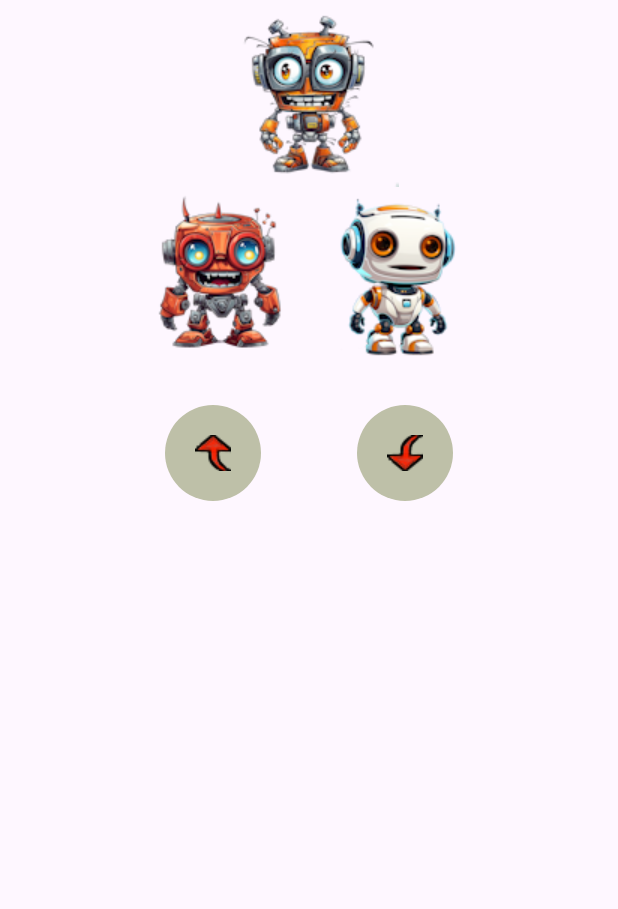
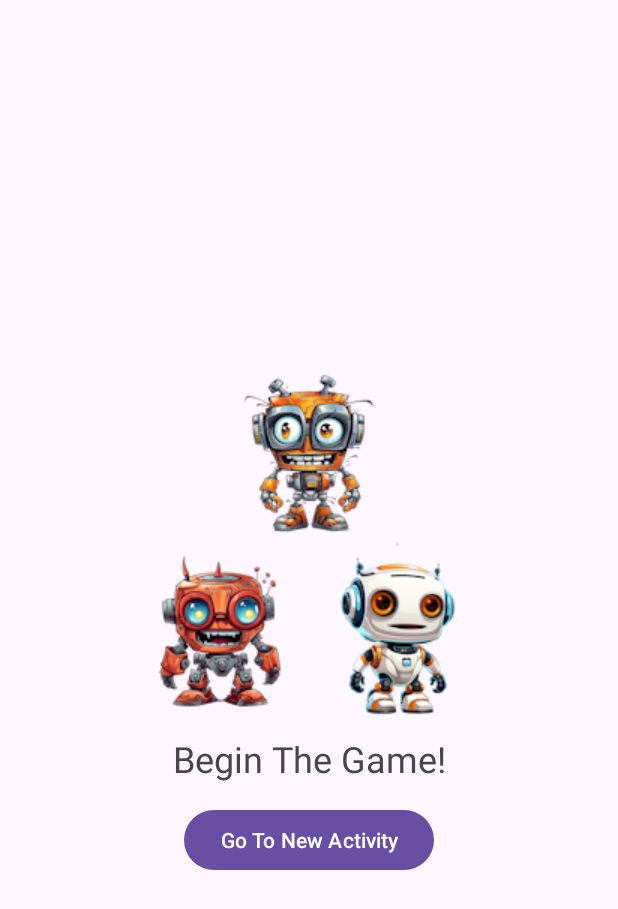
Before and after one commit to CJByrne44/CSE-3200, an Android app: the screen it shows after launch (MainActivity), on a phone screen of 412 x 824 dp. Shown: the top 909 px of the screen. Run offline under Robolectric (Android 15) with nearby library versions, the phone set to English and light mode, and no system bars; 1 statement that could not run was skipped.

Commit message:
Copied over changes files to branch

```diff
--- a/Robots/app/build.gradle.kts
+++ b/Robots/app/build.gradle.kts
@@ -36,8 +36,10 @@ dependencies {
 
     implementation("androidx.core:core-ktx:1.9.0")
     implementation("androidx.appcompat:appcompat:1.6.1")
-    implementation("com.google.android.material:material:1.8.0")
+    implementation("com.google.android.material:material:1.9.0")
     implementation("androidx.constraintlayout:constraintlayout:2.1.4")
+    implementation("androidx.lifecycle:lifecycle-viewmodel-ktx:2.6.2")
+    implementation("androidx.activity:activity-ktx:1.4.0")
     testImplementation("junit:junit:4.13.2")
     androidTestImplementation("androidx.test.ext:junit:1.1.5")
     androidTestImplementation("androidx.test.espresso:espresso-core:3.5.1")
--- a/Robots/app/src/main/AndroidManifest.xml
+++ b/Robots/app/src/main/AndroidManifest.xml
@@ -13,6 +13,9 @@
         android:theme="@style/Theme.Robots"
         tools:targetApi="31">
         <activity
+            android:name=".RobotPurchase"
+            android:exported="false" />
+        <activity
             android:name=".MainActivity"
             android:exported="true">
             <intent-filter>
--- a/Robots/app/src/main/java/com/ConnerByrne/robots/MainActivity.kt
+++ b/Robots/app/src/main/java/com/ConnerByrne/robots/MainActivity.kt
@@ -1,52 +1,94 @@
 package com.ConnerByrne.robots
 
+import android.os.Bundle
+import android.util.Log
+import android.view.View
+import android.widget.Button
+import android.widget.ImageView
+import android.widget.TextView
+import androidx.activity.viewModels
 import androidx.appcompat.app.AppCompatActivity
-import android.os.Bundle
-import android.view.View
-import android.widget.ImageView
+
+private const val TAG = "MainActivity"
 
 class MainActivity : AppCompatActivity() {
+    private lateinit var redBotImg : ImageView
+    private lateinit var whiteBotImg : ImageView
+    private lateinit var yellowBotImg : ImageView
+    private lateinit var messageBox : TextView
+    private lateinit var reward_button : Button
 
-    private lateinit var redImage : ImageView
-    private lateinit var whiteImage : ImageView
-    private lateinit var yellowImage : ImageView
-    private lateinit var rotateClockImage : ImageView
-    private lateinit var rotateCounterImage : ImageView
-    var turnCount = -1
-    override fun onCreate(savedInstanceState: Bundle?) {
+    private lateinit var robotImages : MutableList<ImageView>
+
+    private val robots = listOf(
+        Robot(R.string.red_robot_msg, false,
+            R.drawable.king_of_detroit_robot_red_large, R.drawable.king_of_detroit_robot_red_small, 0),
+        Robot(R.string.white_robot_msg, false,
+            R.drawable.king_of_detroit_robot_white_large, R.drawable.king_of_detroit_robot_white_small, 0),
+        Robot(R.string.yellow_robot_msg, false,
+            R.drawable.king_of_detroit_robot_yellow_large, R.drawable.king_of_detroit_robot_yellow_small, 0))
+
+    private val robotViewModel: RobotViewModel by viewModels()
+
+    override fun onCreate(savedInstanceState : Bundle?) {
         super.onCreate(savedInstanceState)
         setContentView(R.layout.activity_main)
 
-        redImage = findViewById(R.id.redRobot)
-        whiteImage = findViewById(R.id.whiteRobot)
-        yellowImage = findViewById(R.id.yellowRobot)
+        redBotImg = findViewById(R.id.redRobot)
+        whiteBotImg = findViewById(R.id.whiteRobot)
+        yellowBotImg = findViewById(R.id.yellowRobot)
+        messageBox = findViewById(R.id.messageBox)
 
-        rotateClockImage = findViewById(R.id.rotateClockwise)
-        rotateCounterImage = findViewById(R.id.rotateCounterClockwise)
+        robotImages = mutableListOf(redBotImg, whiteBotImg, yellowBotImg)
 
-        rotateClockImage.setOnClickListener { view : View -> toggleImage(true) }
-        rotateCounterImage.setOnClickListener { view : View -> toggleImage(false) }
+        // Fix model if rotating screen
+        setRobotsTurn()
+        setRobotsImages()
+        updateMessageBox()
+
+        redBotImg.setOnClickListener { toggleImage() }
+        whiteBotImg.setOnClickListener { toggleImage() }
+        yellowBotImg.setOnClickListener { toggleImage() }
+        reward_button.setOnClickListener { view: View ->
+            //val intent = Intent(this, RobotPurchase::class.java)
+            //intent.putExtra(EXTRA_ROBOT_ENERGY, robots[robotViewModel.currentTurn - 1].myEnergy)
+            val intent = RobotPurchase.newIntent(this, robots[robotViewModel.currentTurn - 1].myEnergy)
+            startActivity(intent)
+        }
+
+        Log.d(TAG, "Got a RobotViewModel : $robotViewModel")
     }
 
-    private fun toggleImage(clockwise : Boolean){
-        if (turnCount == -1) {
-            turnCount = 1 // Initial state should both be reds
-        }
-        else if (clockwise) { turnCount-- }
-        else { turnCount++ }
-        if (turnCount > 2) {
-            turnCount = 0
-        }
-        if (turnCount < 0) {
-            turnCount = 2
-        }
-        redImage.setImageResource(R.drawable.king_of_detroit_robot_red_small)
-        whiteImage.setImageResource(R.drawable.king_of_detroit_robot_white_small)
-        yellowImage.setImageResource(R.drawable.king_of_detroit_robot_yellow_small)
-        when (turnCount) {
-            1 -> { redImage.setImageResource(R.drawable.king_of_detroit_robot_red_large) }
-            2 -> { whiteImage.setImageResource(R.drawable.king_of_detroit_robot_white_large) }
-            0 -> { yellowImage.setImageResource(R.drawable.king_of_detroit_robot_yellow_large) }
+    private fun toggleImage() {
+        robotViewModel.advanceTurn()
+        setRobotsTurn()
+        setRobotsImages()
+        updateMessageBox()
+    }
+
+    private fun setRobotsTurn() {
+        if (robotViewModel.currentTurn == 0)
+            return
+        for (robot in robots) { robot.myTurn = false }
+        robots[robotViewModel.currentTurn - 1].myTurn = true
+        robots[robotViewModel.currentTurn - 1].myEnergy += 1
+    }
+
+    private fun setRobotsImages() {
+        if (robotViewModel.currentTurn == 0)
+            return
+        for (indy in robots.indices) {
+            if (robots[indy].myTurn) {
+                robotImages[indy].setImageResource(robots[indy].largeRobot)
+            } else {
+                robotImages[indy].setImageResource(robots[indy].smallRobot)
+            }
         }
     }
+
+    private fun updateMessageBox() {
+        if (robotViewModel.currentTurn == 0)
+            return
+        messageBox.setText(robots[robotViewModel.currentTurn - 1].robotMessageResource)
+    }
 }
--- /dev/null
+++ b/Robots/app/src/main/java/com/ConnerByrne/robots/Robot.kt
@@ -0,0 +1,7 @@
+package com.ConnerByrne.robots
+data class Robot(
+    val robotMessageResource : Int,
+    var myTurn : Boolean,
+    val largeRobot : Int,
+    val smallRobot : Int,
+    var myEnergy : Int)
--- /dev/null
+++ b/Robots/app/src/main/java/com/ConnerByrne/robots/RobotViewModel.kt
@@ -0,0 +1,29 @@
+package com.ConnerByrne.robots
+
+import android.util.Log
+import androidx.lifecycle.ViewModel
+
+private const val TAG = "RobotViewModel"
+
+class RobotViewModel : ViewModel() {
+    init {
+        Log.d(TAG, "instance of RobotViewModel created.")
+    }
+
+    private var turnCount = 0;
+
+    fun advanceTurn() {
+        turnCount++;
+        if (turnCount > 3) {
+            turnCount = 1
+        }
+    }
+
+    val currentTurn : Int
+        get() = turnCount
+
+    override fun onCleared() {
+        super.onCleared()
+        Log.d(TAG, "instance of RobotViewModel about to be destroyed.")
+    }
+}
--- a/Robots/app/src/main/res/layout/activity_main.xml
+++ b/Robots/app/src/main/res/layout/activity_main.xml
@@ -4,6 +4,7 @@
     xmlns:tools="http://schemas.android.com/tools"
     android:layout_width="match_parent"
     android:layout_height="match_parent"
+    android:gravity="center"
     android:orientation="vertical"
     tools:context=".MainActivity">
 
@@ -39,35 +40,24 @@
 
     </LinearLayout>
 
-    <LinearLayout
+    <TextView
+        android:id="@+id/messageBox"
         android:layout_width="match_parent"
         android:layout_height="wrap_content"
-        android:gravity="center"
-        android:orientation="horizontal"
-        android:layout_marginTop="20dp">
+        android:text="@string/message_box"
+        android:textAlignment="center"
+        android:textSize="24sp" />
 
-        <ImageButton
-            android:id="@+id/rotateClockwise"
+    <LinearLayout
+        android:layout_width="wrap_content"
+        android:layout_height="wrap_content"
+        android:layout_marginTop="14dp">
+
+        <Button
+            android:id="@+id/new_activity_button"
             android:layout_width="wrap_content"
             android:layout_height="wrap_content"
-            android:layout_centerHorizontal="true"
-            android:background="@drawable/beige_circle"
-            android:src="@drawable/rot_clockwise"
-            android:layout_marginHorizontal="32dp"
-            android:padding="20dp"/>
-
-        <ImageButton
-            android:id="@+id/rotateCounterClockwise"
-            android:layout_width="wrap_content"
-            android:layout_height="wrap_content"
-            android:layout_below="@+id/imageButton1"
-            android:layout_centerHorizontal="true"
-            android:background="@drawable/beige_circle"
-            android:src="@drawable/rot_counter"
-            android:layout_marginHorizontal="32dp"
-            android:padding="20dp"/>
-
-        <!-- Add more views or customize the layout as needed -->
+            android:text="@string/new_activty_button" />
 
     </LinearLayout>
 
--- a/Robots/app/src/main/res/values/strings.xml
+++ b/Robots/app/src/main/res/values/strings.xml
@@ -1,3 +1,17 @@
 <resources>
-    <string name="app_name">Robots</string>
+    <string name="app_name">RobotsHomework2</string>
+    <string name="message_box">Begin The Game!</string>
+    <string name="red_robot_msg">Red Robot\'s Turn</string>
+    <string name="white_robot_msg">White Robot\'s Turn</string>
+    <string name="yellow_robot_msg">Yellow Robot\'s Turn</string>
+    <string name="new_activty_button">Go To New Activity</string>
+    <string name="new_activity_toast">Going to New Activity</string>
+    <string name="reward_a">Reward A</string>
+    <string name="reward_b">Reward B</string>
+    <string name="reward_c">Reward C</string>
+    <string name="purchased">Purchased</string>
+    <string name="insufficient">Insufficient Resources</string>
+    <string name="error_reward">An Error Has Occurred.</string>
+    <string name="robot_energy">0</string>
+    <string name="purchase_rewards">Make Purchase</string>
 </resources>
```
Also changed, not shown: Robots/app/src/main/java/com/ConnerByrne/robots/RobotPurchase.kt (added, +73 -0 lines), Robots/app/src/main/res/layout/activity_robot_purchase.xml (added, +9 -0 lines), Robots/app/src/main/res/drawable/energy_counter.png (added).
